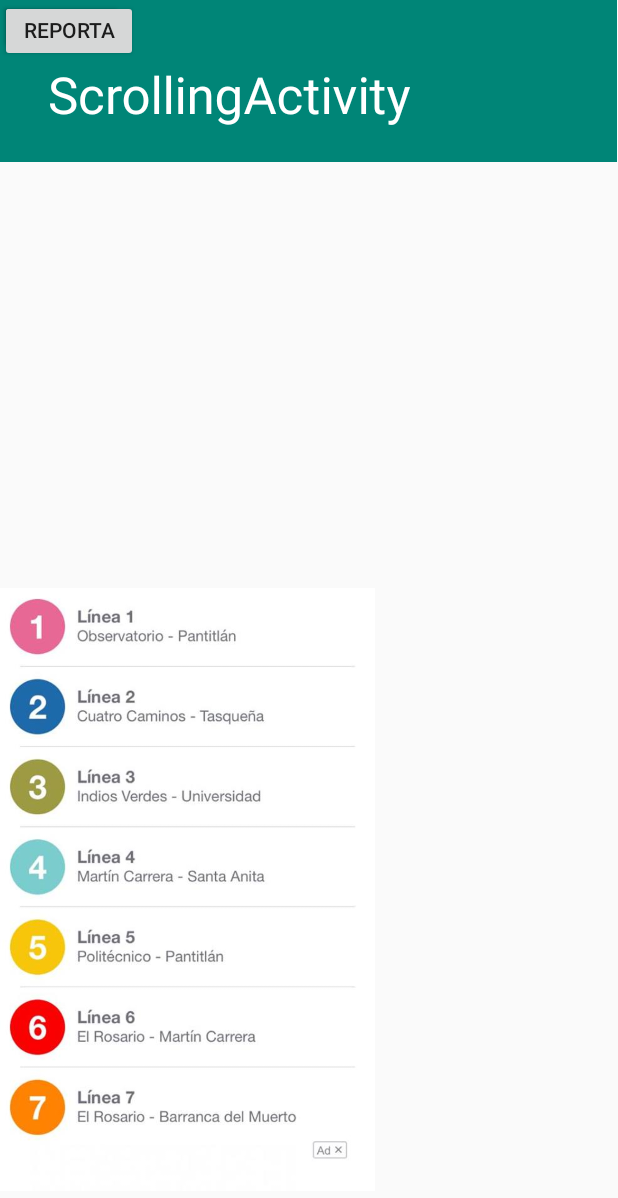
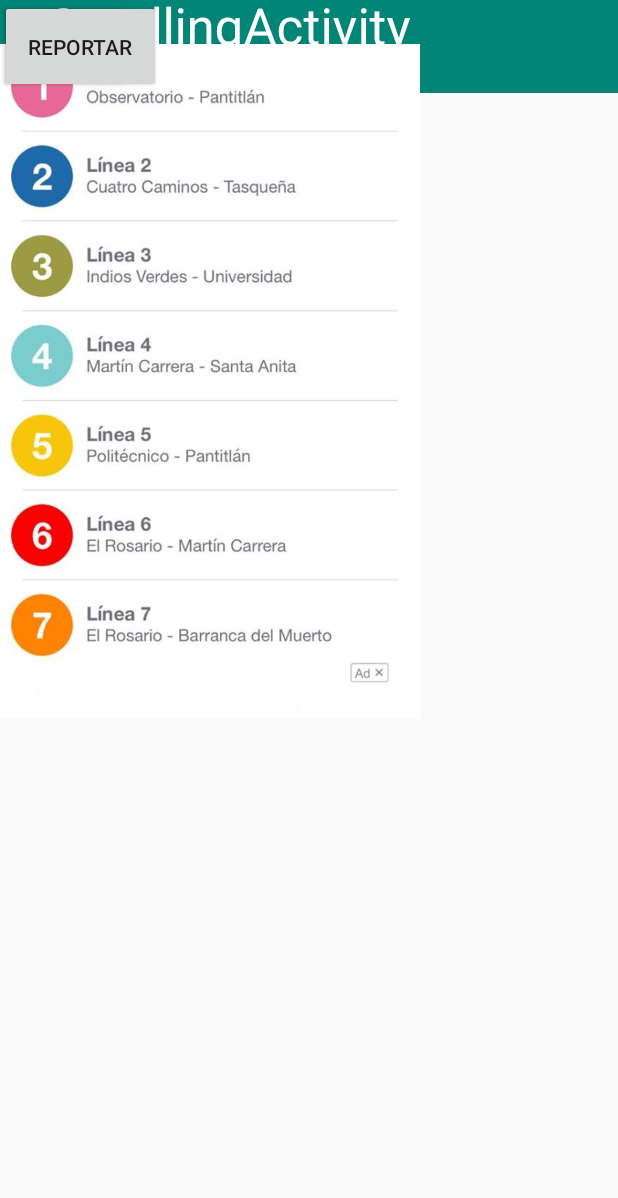
Before and after one commit to Fprietod/appmetro, an Android app: the ScrollingActivity screen opened directly, with no data from a screen before it, on a phone screen of 412 x 824 dp. Shown: the top 1198 px of the screen. Run offline under Robolectric (Android 15) with nearby library versions, the phone set to English and light mode, and no system bars; 1 statement that could not run was skipped.

Commit message:
Se arreglo

```diff
--- a/app/src/main/java/com/example/felipe/metro2/ScrollingActivity.java
+++ b/app/src/main/java/com/example/felipe/metro2/ScrollingActivity.java
@@ -11,6 +11,7 @@ import android.widget.Button;
 
 public class ScrollingActivity extends AppCompatActivity {
     Button mostrar;
+    Button reportarincidencia;
 
     @Override
     protected void onCreate(Bundle savedInstanceState) {
@@ -21,6 +22,14 @@ public class ScrollingActivity extends AppCompatActivity {
 
         FloatingActionButton fab = (FloatingActionButton) findViewById(R.id.fab);
         mostrar = (Button) findViewById(R.id.idbtnMostrarincidencia);
+        reportarincidencia = (Button) findViewById(R.id.idbtnReportar);
+        reportarincidencia.setOnClickListener(new View.OnClickListener() {
+            @Override
+            public void onClick(View v) {
+                Intent h = new Intent(ScrollingActivity.this, Main3Activity.class);
+                startActivity(h);
+            }
+        });
         mostrar.setOnClickListener(new View.OnClickListener() {
             @Override
             public void onClick(View v) {
--- a/app/src/main/res/layout/activity_scrolling.xml
+++ b/app/src/main/res/layout/activity_scrolling.xml
@@ -12,11 +12,9 @@
     <android.support.design.widget.AppBarLayout
         android:id="@+id/app_bar"
         android:layout_width="wrap_content"
-        android:layout_height="108dp"
+        android:layout_height="62dp"
         android:fitsSystemWindows="true"
-        android:theme="@style/AppTheme.AppBarOverlay"
-        app:layout_constraintStart_toStartOf="@+id/button6"
-        app:layout_constraintTop_toTopOf="parent">
+        android:theme="@style/AppTheme.AppBarOverlay">
 
         <android.support.design.widget.CollapsingToolbarLayout
             android:id="@+id/toolbar_layout"
@@ -39,35 +37,31 @@
 
     <ImageView
         android:id="@+id/imageView8"
-        android:layout_width="250dp"
-        android:layout_height="462dp"
-        app:layout_constraintBottom_toBottomOf="parent"
-        app:layout_constraintStart_toStartOf="@+id/app_bar"
-        app:srcCompat="@drawable/lineas" />
+        android:layout_width="280dp"
+        android:layout_height="508dp"
+        app:srcCompat="@drawable/lineas"
+        tools:layout_editor_absoluteY="59dp" />
 
     <Button
         android:id="@+id/button6"
         android:layout_width="1dp"
         android:layout_height="134dp"
-        android:text="Button"
-        app:layout_constraintEnd_toStartOf="parent"
-        app:layout_constraintStart_toStartOf="parent"
-        app:layout_constraintTop_toTopOf="@+id/app_bar" />
+        android:text="Button" />
 
     <Button
         android:id="@+id/idbtnMostrarincidencia"
-        android:layout_width="82dp"
-        android:layout_height="35dp"
+        android:layout_width="86dp"
+        android:layout_height="61dp"
         android:text="Mostrar"
-        tools:layout_editor_absoluteX="272dp"
-        tools:layout_editor_absoluteY="134dp" />
+        tools:layout_editor_absoluteX="268dp"
+        tools:layout_editor_absoluteY="88dp" />
 
     <Button
         android:id="@+id/idbtnReportar"
-        android:layout_width="92dp"
-        android:layout_height="41dp"
+        android:layout_width="107dp"
+        android:layout_height="62dp"
         android:text="Reportar"
-        tools:layout_editor_absoluteX="272dp"
-        tools:layout_editor_absoluteY="186dp" />
+        tools:layout_editor_absoluteX="257dp"
+        tools:layout_editor_absoluteY="166dp" />
 
 </android.support.constraint.ConstraintLayout>
```
